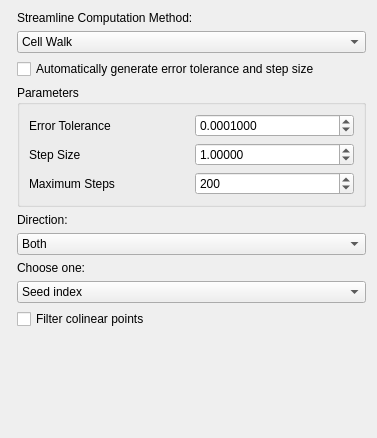
Qt form src/Interface/Modules/Visualization/GenerateStreamLines.ui (SCIInstitute/SCIRun) before a commit.
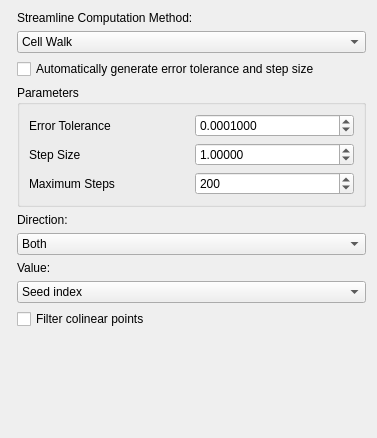
The same form after that commit.

Diff of the .ui file:
```diff
--- a/src/Interface/Modules/Visualization/GenerateStreamLines.ui
+++ b/src/Interface/Modules/Visualization/GenerateStreamLines.ui
@@ -153,7 +153,7 @@
    <item row="11" column="1">
     <widget class="QLabel" name="label_6">
      <property name="text">
-      <string>Choose one:</string>
+      <string>Value:</string>
      </property>
     </widget>
    </item>
```
Left out of the diff: 2 changed lines with no effect on the pictures.
